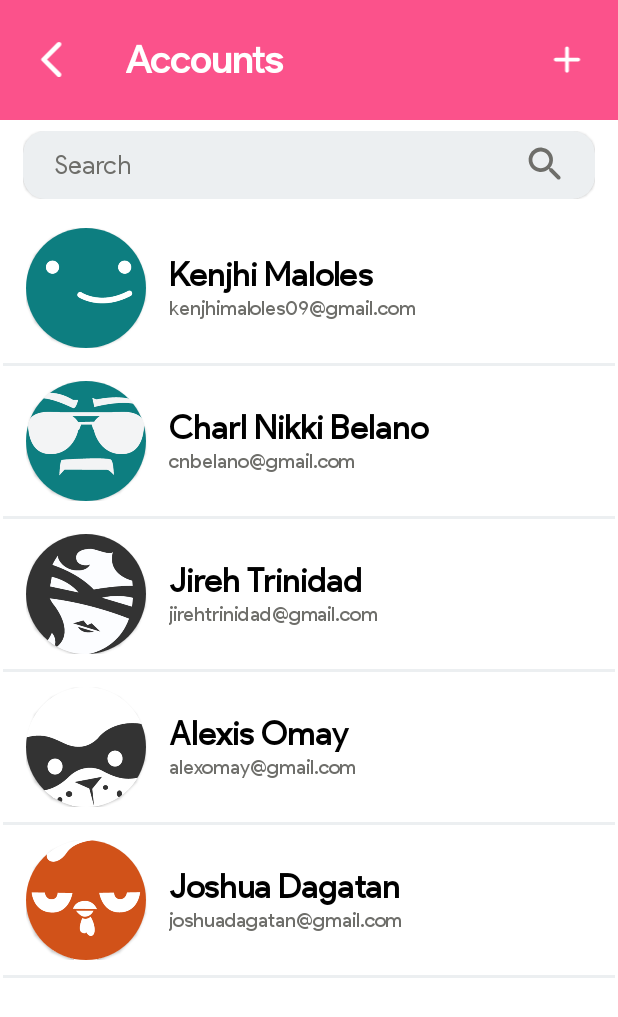
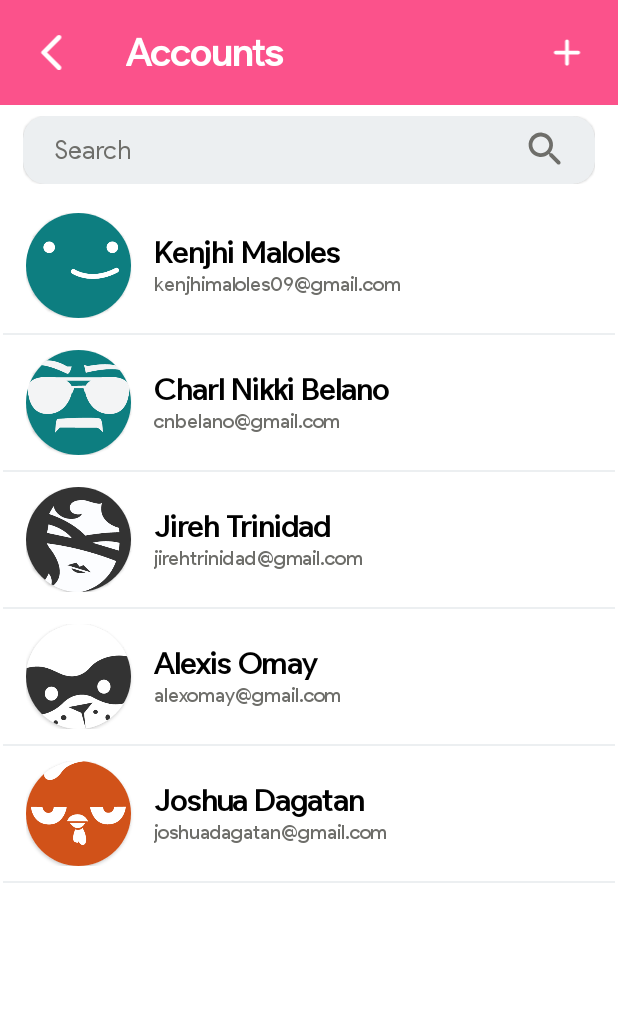
Before and after one commit to charleology/scratch-admin, an Android app: the ManageAccount screen opened directly, with no data from a screen before it, on a phone screen of 412 x 824 dp. Shown: the top 1017 px of the screen. Run offline under Robolectric (Android 15) with nearby library versions, the phone set to English and light mode, and no system bars.

Commit message:
Pushed sample recycler view with adapters.

```diff
--- a/app/src/main/res/layout/accounts_item_list.xml
+++ b/app/src/main/res/layout/accounts_item_list.xml
@@ -3,7 +3,8 @@
     xmlns:app="http://schemas.android.com/apk/res-auto"
     android:layout_width="match_parent"
     android:layout_height="wrap_content"
-    android:orientation="vertical">
+    android:orientation="vertical"
+    android:gravity="center">
 
         <LinearLayout
             android:layout_width="match_parent"
@@ -13,8 +14,8 @@
             android:paddingVertical="10dp">
 
             <com.google.android.material.card.MaterialCardView
-                android:layout_width="80dp"
-                android:layout_height="80dp"
+                android:layout_width="70dp"
+                android:layout_height="70dp"
                 app:cardCornerRadius="100dp">
 
                 <ImageView
@@ -37,7 +38,7 @@
                     android:layout_width="match_parent"
                     android:layout_height="wrap_content"
                     android:text="Charl Belano"
-                    android:textSize="22sp"
+                    android:textSize="20sp"
                     android:textColor="@color/black"
                     android:textStyle="bold"/>
 
@@ -53,8 +54,8 @@
 
         </LinearLayout>
     <View
-        android:layout_width="match_parent"
-        android:layout_height="2dp"
+        android:layout_width="wrap_content"
+        android:layout_height="1dp"
         android:background="@color/lightgray"/>
 
 </LinearLayout>
--- a/app/src/main/res/layout/activity_create_admin_account.xml
+++ b/app/src/main/res/layout/activity_create_admin_account.xml
@@ -10,7 +10,7 @@
     <LinearLayout
         android:id="@+id/pinkHeader"
         android:layout_width="match_parent"
-        android:layout_height="80dp"
+        android:layout_height="70dp"
         android:background="@color/pink"
         android:gravity="center"
         android:orientation="horizontal"
--- a/app/src/main/res/layout/activity_manage_account.xml
+++ b/app/src/main/res/layout/activity_manage_account.xml
@@ -10,7 +10,7 @@
     <LinearLayout
         android:id="@+id/pinkHeader"
         android:layout_width="match_parent"
-        android:layout_height="80dp"
+        android:layout_height="70dp"
         android:background="@color/pink"
         android:gravity="center"
         android:orientation="horizontal"
--- a/app/src/main/res/layout/activity_manage_records.xml
+++ b/app/src/main/res/layout/activity_manage_records.xml
@@ -11,7 +11,7 @@
     <LinearLayout
         android:id="@+id/pinkHeader"
         android:layout_width="match_parent"
-        android:layout_height="80dp"
+        android:layout_height="70dp"
         android:background="@color/pink"
         android:gravity="center"
         android:orientation="horizontal"
--- a/app/src/main/res/layout/activity_messages.xml
+++ b/app/src/main/res/layout/activity_messages.xml
@@ -11,7 +11,7 @@
     <LinearLayout
         android:id="@+id/pinkHeader"
         android:layout_width="match_parent"
-        android:layout_height="80dp"
+        android:layout_height="70dp"
         android:background="@color/pink"
         android:gravity="center"
         android:orientation="horizontal"
--- a/app/src/main/res/layout/activity_request_list.xml
+++ b/app/src/main/res/layout/activity_request_list.xml
@@ -11,7 +11,7 @@
     <LinearLayout
         android:id="@+id/pinkHeader"
         android:layout_width="match_parent"
-        android:layout_height="80dp"
+        android:layout_height="70dp"
         android:background="@color/pink"
         android:gravity="center"
         android:orientation="horizontal"
```
